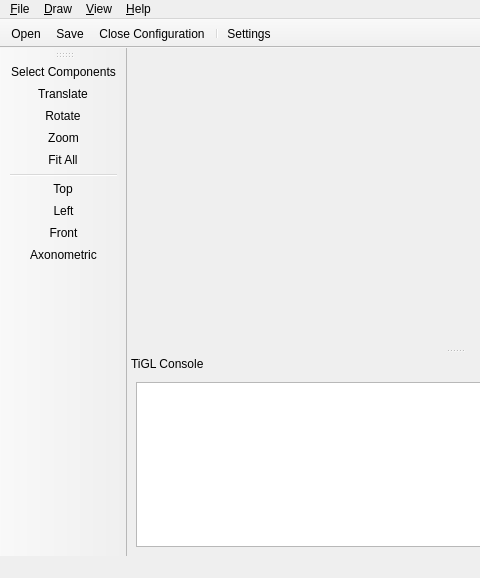
Old version of the form TIGLViewer/src/TIGLViewerWindow.ui in the repository DLR-SC/tigl; both pictures show x 0 to 480 and y 0 to 578 of the 783 by 578 pixel window.
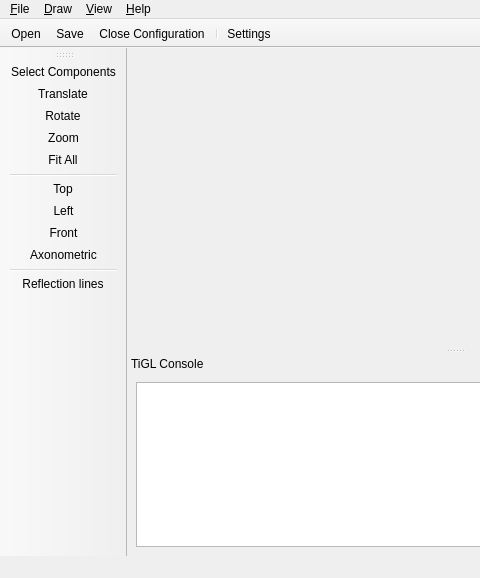
New version of the form. Icons and pictures are not drawn. Custom widgets are drawn as their Qt base class.

Commit message: Added reflection lines switch to toolbar in TiGL Viewer

Patch:
```diff
--- a/TIGLViewer/src/TIGLViewerWindow.ui
+++ b/TIGLViewer/src/TIGLViewerWindow.ui
@@ -345,6 +345,8 @@
    <addaction name="viewLeftAction"/>
    <addaction name="viewFrontAction"/>
    <addaction name="viewAxoAction"/>
+   <addaction name="separator"/>
+   <addaction name="showReflectionLinesAction"/>
   </widget>
   <widget class="QDockWidget" name="consoleDockWidget">
    <property name="windowTitle">
```
Left out of the diff: 12 changed lines with no effect on the pictures. The commit also changes 2 other files.
